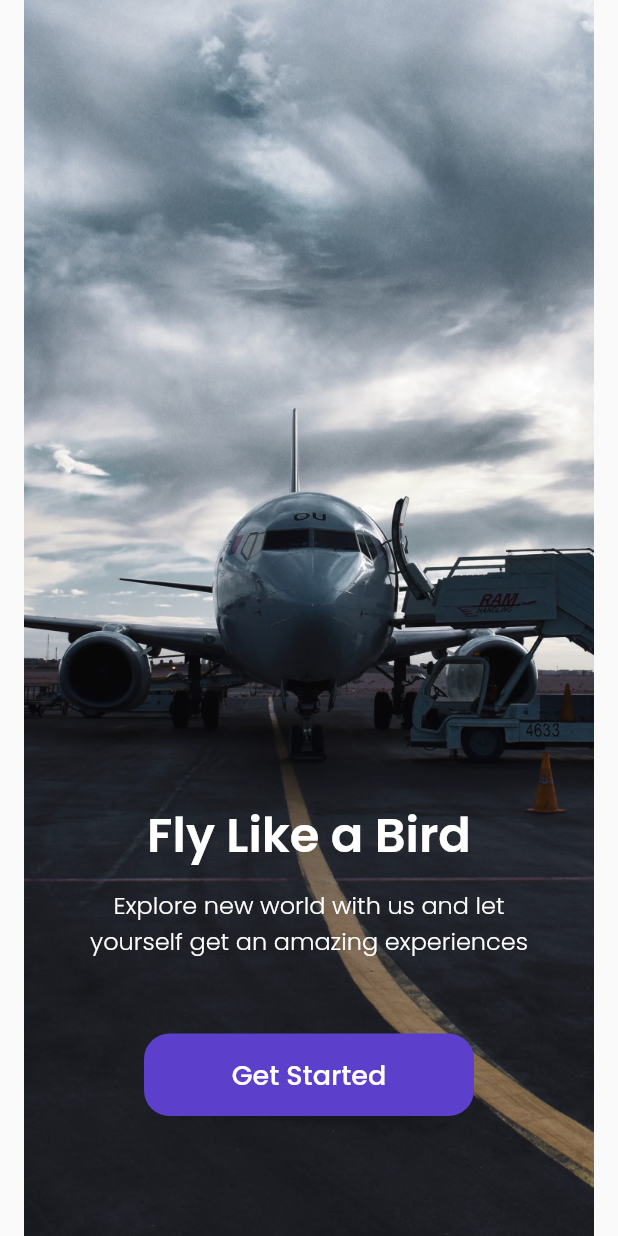
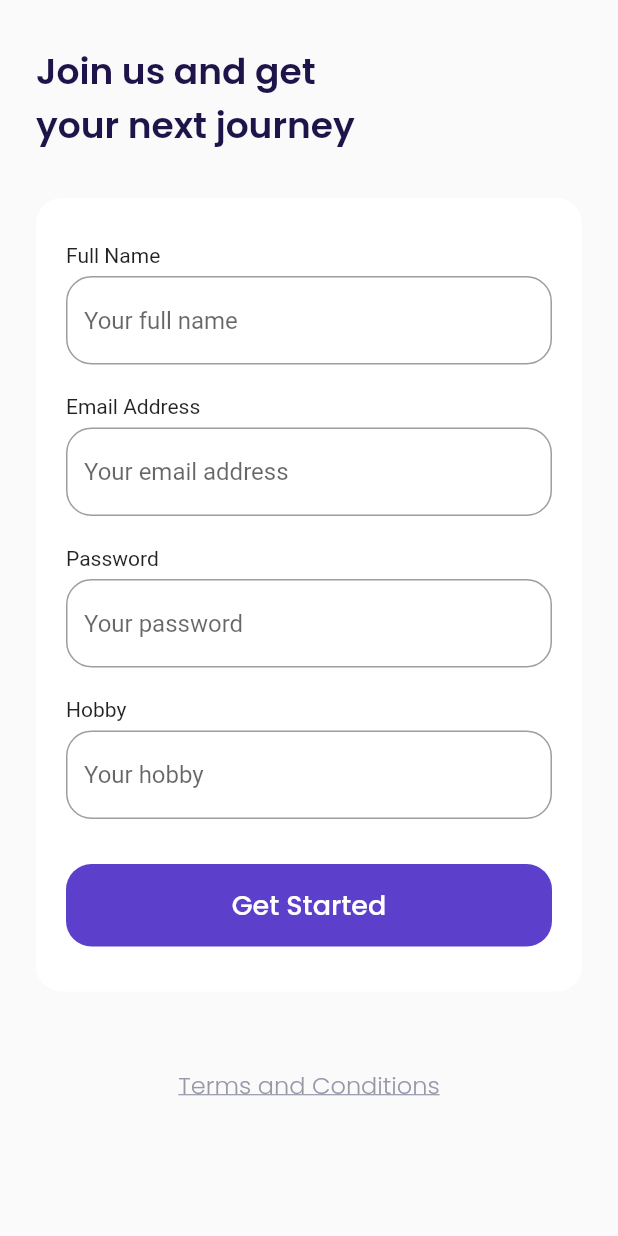
Before and after one commit to marchella2/airplane_apps, a Flutter app: the screen it shows after launch, after a tap on "Get Started", on a phone screen of 412 x 824 dp. Run offline on Flutter 3.47's test engine with Material 2 defaults, Android fonts, the phone set to English and light mode, and no system bars; our stand-ins replace google_fonts.

Commit message:
sign up screen

```diff
--- a/lib/main.dart
+++ b/lib/main.dart
@@ -1,4 +1,5 @@
 import 'package:airplane_apps/ui/pages/get_started_page.dart';
+import 'package:airplane_apps/ui/pages/sign_up_page.dart';
 import 'package:airplane_apps/ui/pages/splash_page.dart';
 import 'package:flutter/material.dart';
 
@@ -15,6 +16,7 @@
       routes: {
         '/': (context) => SplashPage(),
         '/get-started': (context) => GetStartedPage(),
+        '/sign-up':(context) => SignUpPage(),
       },
     );
   }
--- a/lib/ui/pages/get_started_page.dart
+++ b/lib/ui/pages/get_started_page.dart
@@ -45,7 +45,9 @@
                   height: 55,
                   margin: EdgeInsets.only(top: 50, bottom: 80),
                   child: TextButton(
-                    onPressed: (){},
+                    onPressed: (){
+                      Navigator.pushNamed(context, '/sign-up');
+                    },
                     style: TextButton.styleFrom(
                       backgroundColor: kPrimaryColor,
                       shape: RoundedRectangleBorder(
--- /dev/null
+++ b/lib/ui/pages/sign_up_page.dart
@@ -0,0 +1,226 @@
+import 'package:flutter/material.dart';
+import 'package:airplane_apps/shared/theme.dart';
+
+class SignUpPage extends StatelessWidget {
+  const SignUpPage({Key? key}) : super(key: key);
+
+  @override
+  Widget build(BuildContext context) {
+
+    Widget title(){
+      return Container(
+        margin: EdgeInsets.only(top: 30),
+        child: Text(
+          'Join us and get\nyour next journey',
+          style: blackTextStyle.copyWith(
+            fontSize: 24,
+            fontWeight: semiBold,
+          ),
+        ),
+      );
+    }
+
+    Widget inputSection(){
+
+      Widget nameInput(){
+        return Container(
+          margin: EdgeInsets.only(bottom: 20),
+          child: Column(
+            crossAxisAlignment: CrossAxisAlignment.start,
+            children: [
+              Text(
+                'Full Name',
+              ),
+              SizedBox(height: 6,),
+              TextFormField(
+                cursorColor: kBlackColor,
+                decoration: InputDecoration(
+                  hintText: 'Your full name',
+                  border: OutlineInputBorder(
+                    borderRadius: BorderRadius.circular(defaultRadius),
+                  ),
+                  focusedBorder: OutlineInputBorder(
+                    borderRadius: BorderRadius.circular(defaultRadius),
+                    borderSide: BorderSide(
+                      color: kPrimaryColor,
+                    ),
+                  ),
+                ),
+              ),
+            ],
+          )
+        );
+      }
+
+      Widget emailInput(){
+        return Container(
+          margin: EdgeInsets.only(bottom: 20),
+          child: Column(
+            crossAxisAlignment: CrossAxisAlignment.start,
+            children: [
+              Text(
+                'Email Address',
+              ),
+              SizedBox(height: 6,),
+              TextFormField(
+                cursorColor: kBlackColor,
+                decoration: InputDecoration(
+                  hintText: 'Your email address',
+                  border: OutlineInputBorder(
+                    borderRadius: BorderRadius.circular(defaultRadius),
+                  ),
+                  focusedBorder: OutlineInputBorder(
+                    borderRadius: BorderRadius.circular(defaultRadius),
+                    borderSide: BorderSide(
+                      color: kPrimaryColor,
+                    ),
+                  ),
+                ),
+              ),
+            ],
+          )
+        );
+      }
+
+ Widget passwordInput(){
+        return Container(
+          margin: EdgeInsets.only(bottom: 20),
+          child: Column(
+            crossAxisAlignment: CrossAxisAlignment.start,
+            children: [
+              Text(
+                'Password',
+              ),
+              SizedBox(height: 6,),
+              TextFormField(
+                cursorColor: kBlackColor,
+                obscureText: true,
+                decoration: InputDecoration(
+                  hintText: 'Your password',
+                  border: OutlineInputBorder(
+                    borderRadius: BorderRadius.circular(defaultRadius),
+                  ),
+                  focusedBorder: OutlineInputBorder(
+                    borderRadius: BorderRadius.circular(defaultRadius),
+                    borderSide: BorderSide(
+                      color: kPrimaryColor,
+                    ),
+                  ),
+                ),
+              ),
+            ],
+          )
+        );
+      }
+
+      Widget hobbyInput(){
+        return Container(
+          margin: EdgeInsets.only(bottom: 30),
+          child: Column(
+            crossAxisAlignment: CrossAxisAlignment.start,
+            children: [
+              Text(
+                'Hobby',
+              ),
+              SizedBox(height: 6,),
+              TextFormField(
+                cursorColor: kBlackColor,
+                decoration: InputDecoration(
+                  hintText: 'Your hobby',
+                  border: OutlineInputBorder(
+                    borderRadius: BorderRadius.circular(defaultRadius),
+                  ),
+                  focusedBorder: OutlineInputBorder(
+                    borderRadius: BorderRadius.circular(defaultRadius),
+                    borderSide: BorderSide(
+                      color: kPrimaryColor,
+                    ),
+                  ),
+                ),
+              ),
+            ],
+          )
+        );
+      }
+
+      Widget submitButton(){
+        return Container(
+          width: double.infinity,
+          height: 55,
+          child: TextButton(
+            onPressed: (){},
+            style: TextButton.styleFrom(
+              backgroundColor: kPrimaryColor,
+              shape: RoundedRectangleBorder(
+                borderRadius: BorderRadius.circular(
+                  defaultRadius,
+                ),
+              ),
+            ),
+            child: Text(
+              'Get Started',
+              style: whiteTextStyle.copyWith(
+                fontSize: 18,
+                fontWeight: medium,
+              ),
+            ),
+          ),
+        );
+      }
+
+      return Container(
+        margin: EdgeInsets.only(top: 30),
+        padding: EdgeInsets.symmetric(
+          horizontal: 20,
+          vertical: 30,
+        ),
+        decoration: BoxDecoration(
+          color: kWhiteColor,
+          borderRadius: BorderRadius.circular(defaultRadius),
+        ),
+        child: Column(
+          children: [
+            nameInput(),
+            emailInput(),
+            passwordInput(),
+            hobbyInput(),
+            submitButton(),
+        ]),
+      );
+    }
+
+    Widget tacButton(){
+      return Container(
+        alignment: Alignment.center,
+        margin: EdgeInsets.only(
+          top: 50,
+          bottom: 73,
+        ),
+        child: Text(
+          'Terms and Conditions',
+          style: greyTextStyle.copyWith(
+            fontSize: 16,
+            fontWeight: light,
+            decoration: TextDecoration.underline,
+          ),
+        ),
+      );
+    }
+
+    return Scaffold(
+      backgroundColor: kBackgroundColor,
+      body: SafeArea(
+        child: ListView(
+          padding: EdgeInsets.symmetric(
+            horizontal: defaultMargin,
+          ),
+          children: [
+            title(),
+            inputSection(),
+            tacButton(),
+          ],
+        ),
+      ),
+    );
+  }
+}
```
